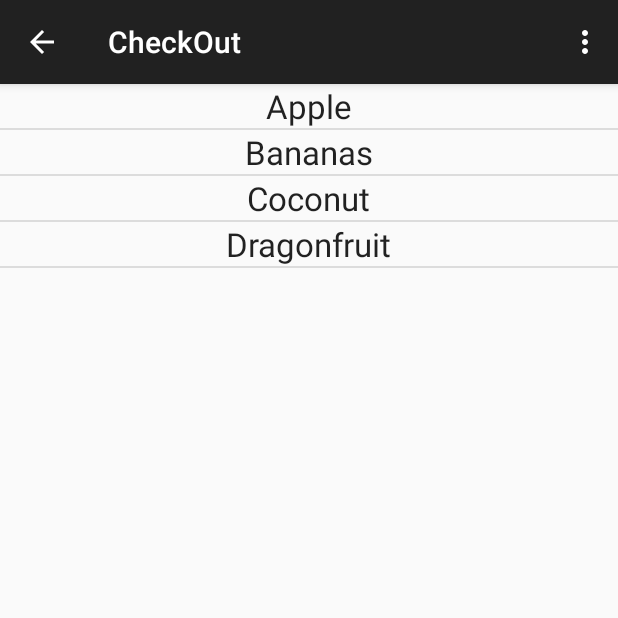
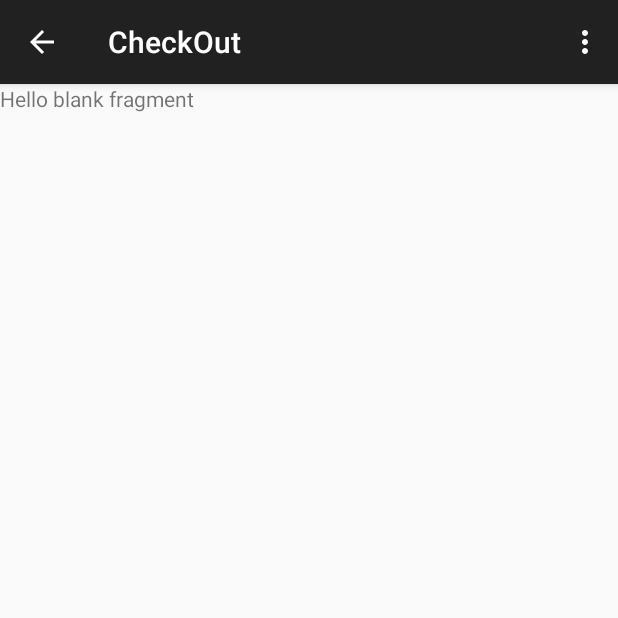
Before and after one commit to bixdeng/CheckOut, an Android app: the screen it shows after launch (MainActivity), after a tap on "Apple", on a phone screen of 412 x 824 dp, the top half of it. Run offline under Robolectric (Android 15) with nearby library versions, the phone set to English and light mode, and no system bars; 2 statements that could not run were skipped.

Commit message:
opening single product fragment from listview

```diff
--- a/app/build.gradle
+++ b/app/build.gradle
@@ -21,5 +21,6 @@ android {
 
 dependencies {
     compile fileTree(dir: 'libs', include: ['*.jar'])
+    compile 'com.android.support:support-v4:21.0.0'
     compile 'com.android.support:appcompat-v7:21.0.3'
 }
--- a/app/src/main/AndroidManifest.xml
+++ b/app/src/main/AndroidManifest.xml
@@ -16,10 +16,6 @@
                 <category android:name="android.intent.category.LAUNCHER" />
             </intent-filter>
         </activity>
-        <activity
-            android:name=".SingleItem"
-            android:label="@string/title_activity_single_item" >
-        </activity>
     </application>
 
 </manifest>
--- a/app/src/main/java/com/group12/syde362/checkout/MainActivity.java
+++ b/app/src/main/java/com/group12/syde362/checkout/MainActivity.java
@@ -1,6 +1,7 @@
 package com.group12.syde362.checkout;
 
 import android.app.Activity;
+import android.net.Uri;
 import android.support.v7.app.ActionBarActivity;
 import android.support.v7.app.ActionBar;
 import android.support.v4.app.Fragment;
@@ -21,7 +22,7 @@ import android.widget.TextView;
 
 public class MainActivity extends ActionBarActivity
 
-    implements NavigationDrawerFragment.NavigationDrawerCallbacks,ProductFragment.OnFragmentInteractionListener {
+    implements NavigationDrawerFragment.NavigationDrawerCallbacks,ProductFragment.OnFragmentInteractionListener, SingleProductFragment.OnFragmentInteractionListener{
 
     /**
      * Fragment managing the behaviors, interactions and presentation of the navigation drawer.
@@ -119,6 +120,10 @@ public class MainActivity extends ActionBarActivity
 
     }
 
+    public void onFragmentInteraction(Uri uri){
+
+    }
+
     /**
      * A placeholder fragment containing a simple view.
      */
--- a/app/src/main/java/com/group12/syde362/checkout/NavigationDrawerFragment.java
+++ b/app/src/main/java/com/group12/syde362/checkout/NavigationDrawerFragment.java
@@ -90,7 +90,7 @@ public class NavigationDrawerFragment extends Fragment {
     public View onCreateView(LayoutInflater inflater, ViewGroup container,
                              Bundle savedInstanceState) {
         mDrawerListView = (ListView) inflater.inflate(
-                R.layout.fragment_navigation_drawer_1, container, false);
+                R.layout.fragment_navigation_drawer, container, false);
         mDrawerListView.setOnItemClickListener(new AdapterView.OnItemClickListener() {
             @Override
             public void onItemClick(AdapterView<?> parent, View view, int position, long id) {
--- a/app/src/main/java/com/group12/syde362/checkout/ProductFragment.java
+++ b/app/src/main/java/com/group12/syde362/checkout/ProductFragment.java
@@ -1,9 +1,11 @@
 package com.group12.syde362.checkout;
 
 import android.app.Activity;
+//import android.app.FragmentManager;
 import android.os.Bundle;
 //import android.app.Fragment;
 import android.support.v4.app.Fragment;
+import android.support.v4.app.FragmentTransaction;
 import android.view.LayoutInflater;
 import android.view.View;
 import android.view.ViewGroup;
@@ -136,6 +138,12 @@ public class ProductFragment extends Fragment implements AbsListView.OnItemClick
         ProductListItem item = (ProductListItem) this.productList.get(position);
         Toast.makeText(getActivity(), item.getItemTitle() + " Clicked!"
                 , Toast.LENGTH_SHORT).show();
+
+        SingleProductFragment singleProductFrag = new SingleProductFragment();
+        android.support.v4.app.FragmentManager fm = getFragmentManager();
+        FragmentTransaction ft = fm.beginTransaction();
+        ft.replace(R.id.container, singleProductFrag).addToBackStack( "tag" );
+        ft.commit();
     }
 
     /**
--- /dev/null
+++ b/app/src/main/java/com/group12/syde362/checkout/SingleProductFragment.java
@@ -0,0 +1,110 @@
+package com.group12.syde362.checkout;
+
+import android.app.Activity;
+import android.net.Uri;
+import android.os.Bundle;
+//import android.app.Fragment;
+import android.support.v4.app.Fragment;
+import android.view.LayoutInflater;
+import android.view.View;
+import android.view.ViewGroup;
+
+
+/**
+ * A simple {@link Fragment} subclass.
+ * Activities that contain this fragment must implement the
+ * {@link SingleProductFragment.OnFragmentInteractionListener} interface
+ * to handle interaction events.
+ * Use the {@link SingleProductFragment#newInstance} factory method to
+ * create an instance of this fragment.
+ */
+public class SingleProductFragment extends Fragment {
+    // TODO: Rename parameter arguments, choose names that match
+    // the fragment initialization parameters, e.g. ARG_ITEM_NUMBER
+    private static final String ARG_PARAM1 = "param1";
+    private static final String ARG_PARAM2 = "param2";
+
+    // TODO: Rename and change types of parameters
+    private String mParam1;
+    private String mParam2;
+
+    private OnFragmentInteractionListener mListener;
+
+    /**
+     * Use this factory method to create a new instance of
+     * this fragment using the provided parameters.
+     *
+     * @param param1 Parameter 1.
+     * @param param2 Parameter 2.
+     * @return A new instance of fragment SingleProductFragment.
+     */
+    // TODO: Rename and change types and number of parameters
+    public static SingleProductFragment newInstance(String param1, String param2) {
+        SingleProductFragment fragment = new SingleProductFragment();
+        Bundle args = new Bundle();
+        args.putString(ARG_PARAM1, param1);
+        args.putString(ARG_PARAM2, param2);
+        fragment.setArguments(args);
+        return fragment;
+    }
+
+    public SingleProductFragment() {
+        // Required empty public constructor
+    }
+
+    @Override
+    public void onCreate(Bundle savedInstanceState) {
+        super.onCreate(savedInstanceState);
+        if (getArguments() != null) {
+            mParam1 = getArguments().getString(ARG_PARAM1);
+            mParam2 = getArguments().getString(ARG_PARAM2);
+        }
+    }
+
+    @Override
+    public View onCreateView(LayoutInflater inflater, ViewGroup container,
+                             Bundle savedInstanceState) {
+        // Inflate the layout for this fragment
+        return inflater.inflate(R.layout.fragment_single_product, container, false);
+    }
+
+    // TODO: Rename method, update argument and hook method into UI event
+    public void onButtonPressed(Uri uri) {
+        if (mListener != null) {
+            mListener.onFragmentInteraction(uri);
+        }
+    }
+
+    @Override
+    public void onAttach(Activity activity) {
+        super.onAttach(activity);
+        try {
+            mListener = (OnFragmentInteractionListener) activity;
+        } catch (ClassCastException e) {
+            throw new ClassCastException(activity.toString()
+                    + " must implement OnFragmentInteractionListener");
+        }
+    }
+
+    @Override
+    public void onDetach() {
+        super.onDetach();
+        mListener = null;
+    }
+
+    /**
+     * This interface must be implemented by activities that contain this
+     * fragment to allow an interaction in this fragment to be communicated
+     * to the activity and potentially other fragments contained in that
+     * activity.
+     * <p/>
+     * See the Android Training lesson <a href=
+     * "http://developer.android.com/training/basics/fragments/communicating.html"
+     * >Communicating with Other Fragments</a> for more information.
+     */
+    public interface OnFragmentInteractionListener {
+        // TODO: Update argument type and name
+        public void onFragmentInteraction(Uri uri);
+    }
+
+}
--- /dev/null
+++ b/app/src/main/res/layout/fragment_single_product.xml
@@ -0,0 +1,11 @@
+<FrameLayout xmlns:android="http://schemas.android.com/apk/res/android"
+    xmlns:tools="http://schemas.android.com/tools" android:layout_width="match_parent"
+    android:layout_height="match_parent"
+    android:id="@+id/single_product_fragment"
+    tools:context="com.group12.syde362.checkout.SingleProductFragment">
+
+    <!-- TODO: Update blank fragment layout -->
+    <TextView android:layout_width="match_parent" android:layout_height="match_parent"
+        android:text="@string/hello_blank_fragment" />
+
+</FrameLayout>
--- a/app/src/main/res/values/strings.xml
+++ b/app/src/main/res/values/strings.xml
@@ -11,4 +11,7 @@
     <string name="action_settings">Settings</string>
     <string name="title_activity_single_item">SingleItem</string>
 
+<!-- TODO: Remove or change this placeholder text -->
+    <string name="hello_blank_fragment">Hello blank fragment</string>
+
 </resources>
```
